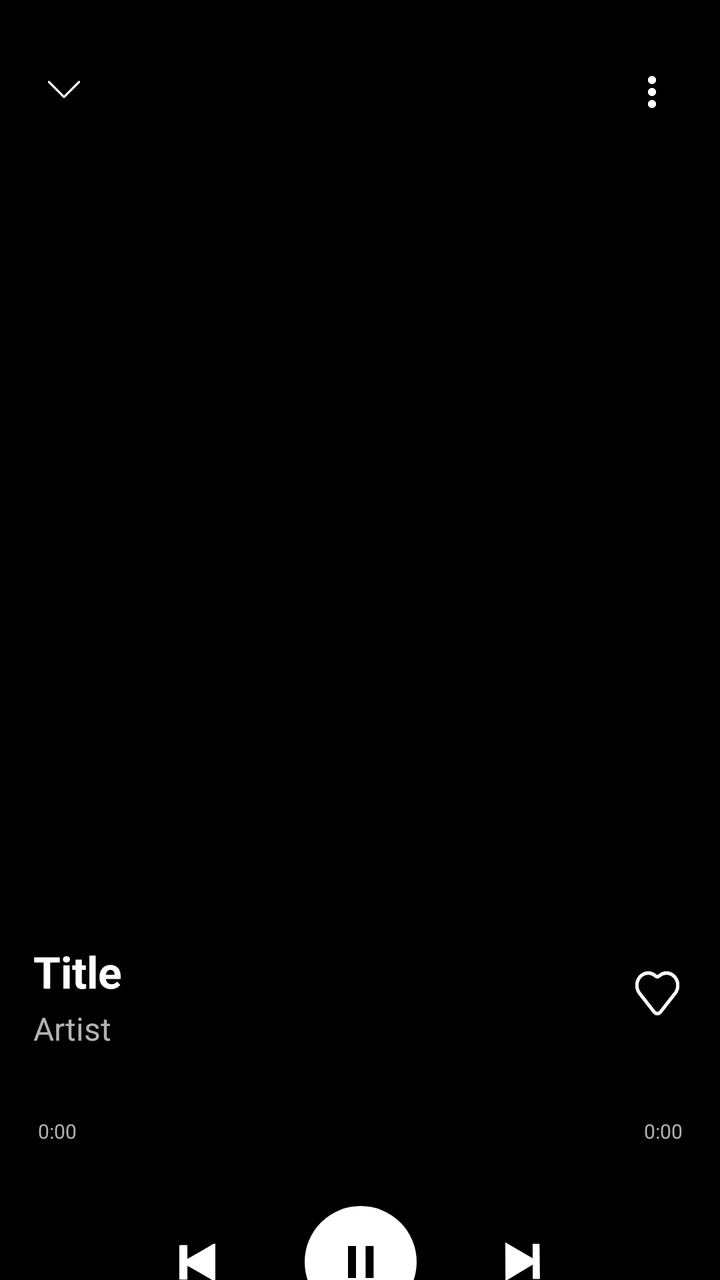
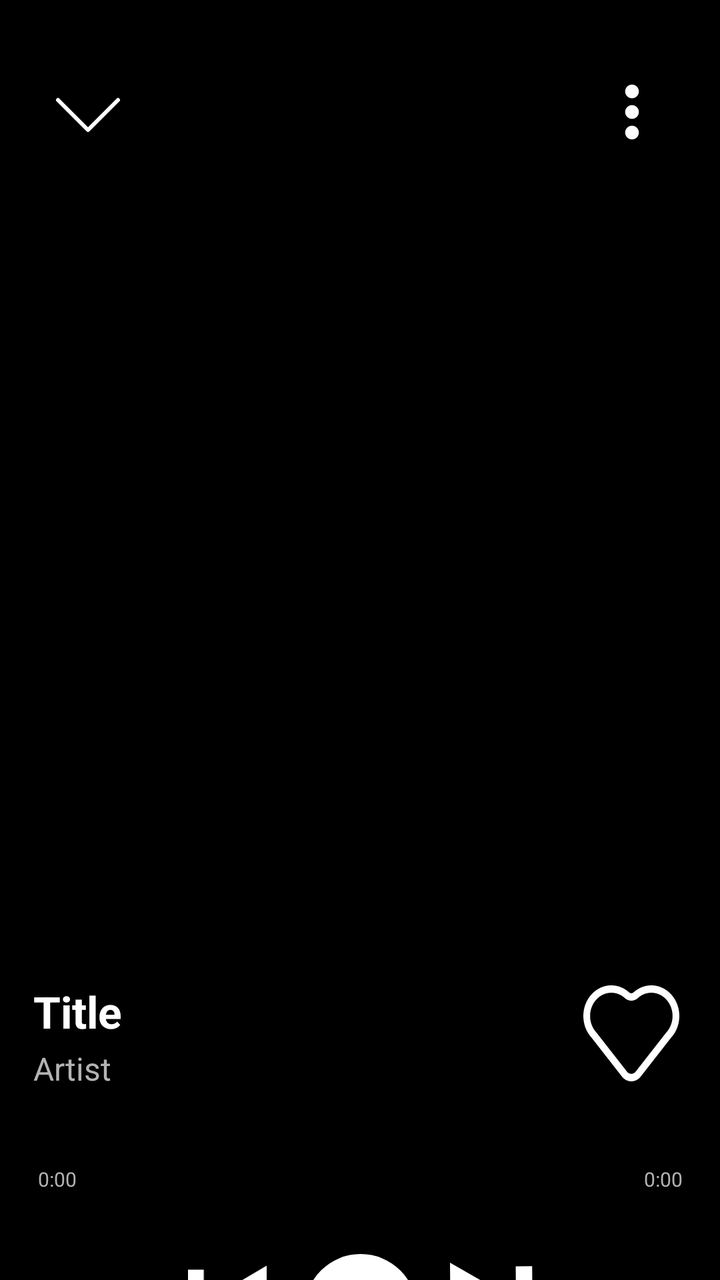

An Android layout rendered at two revisions. The XML below is the earlier revision; the diff shows what the commit changed to produce the second picture.
<!-- AndroidManifest.xml: application theme Theme.Purritify.Starting -->
<!-- res/layout/fragment_player.xml -->
<?xml version="1.0" encoding="utf-8"?>
<androidx.constraintlayout.widget.ConstraintLayout xmlns:android="http://schemas.android.com/apk/res/android"
    xmlns:app="http://schemas.android.com/apk/res-auto"
    xmlns:tools="http://schemas.android.com/tools"
    android:layout_width="match_parent"
    android:layout_height="match_parent"
    android:background="@color/black"
    android:paddingTop="32dp"
    android:paddingHorizontal="16dp">

    
    <androidx.constraintlayout.widget.ConstraintLayout
        android:id="@+id/buttonContainer"
        android:background="@android:color/transparent"
        android:layout_width="match_parent"
        android:layout_height="wrap_content"
        app:layout_constraintBaseline_toTopOf="parent"
        >

        
        <ImageButton
            android:id="@+id/closeButton"
            android:layout_width="24dp"
            android:layout_height="24dp"
            android:background="@drawable/caret"
            android:contentDescription="@string/close_player_screen"
            android:src="@drawable/caret"
            android:layout_margin="4dp"
            app:layout_constraintBaseline_toTopOf="parent"
            app:layout_constraintStart_toStartOf="parent" />

        
        <ImageButton
            android:id="@+id/moreButton"
            android:layout_width="28dp"
            android:layout_height="28dp"
            android:background="@drawable/more"
            android:contentDescription="@string/close_player_screen"
            android:src="@drawable/more"
            android:layout_margin="4dp"
            app:layout_constraintBaseline_toTopOf="parent"
            app:layout_constraintEnd_toEndOf="parent" />

    </androidx.constraintlayout.widget.ConstraintLayout>
    
    
    <ImageView
        android:id="@+id/songCover"
        android:layout_width="327dp"
        android:layout_height="327dp"
        android:contentDescription="@string/song_cover"
        app:layout_constraintStart_toStartOf="parent"
        app:layout_constraintTop_toBottomOf="@id/buttonContainer"
        app:layout_constraintEnd_toEndOf="parent"
        android:layout_marginTop="60dp" />

    
    <androidx.constraintlayout.widget.ConstraintLayout
        android:id="@+id/songDataContainer"
        android:layout_width="0dp"
        android:layout_height="51dp"
        app:layout_constraintStart_toStartOf="@id/songCover"
        app:layout_constraintEnd_toEndOf="@id/songCover"
        app:layout_constraintTop_toBottomOf="@id/songCover"
        android:layout_marginTop="24dp"
        >

        
        <TextView
            android:id="@+id/songTitle"
            android:layout_width="0dp"
            android:layout_height="wrap_content"
            android:text="@string/title"
            android:maxLines="1"
            android:textSize="22sp"
            android:textStyle="bold"
            android:textColor="@color/white"

            app:layout_constraintWidth_percent="0.8"
            app:layout_constraintStart_toStartOf="@id/songDataContainer"
            app:layout_constraintTop_toTopOf="@id/songDataContainer"
            />
        
        
        <TextView
            android:id="@+id/songArtist"
            android:layout_width="0dp"
            android:layout_height="wrap_content"
            android:text="@string/artist"
            android:maxLines="1"
            android:textSize="16sp"
            android:textColor="#B3B3B3"
            android:layout_marginTop="3dp"

            app:layout_constraintWidth_percent="0.8"
            app:layout_constraintStart_toStartOf="@id/songDataContainer"
            app:layout_constraintTop_toBottomOf="@id/songTitle"
            />

        
        <ImageButton
            android:id="@+id/heartButton"
            android:layout_width="22dp"
            android:layout_height="22dp"
            android:background="@drawable/heart"
            android:contentDescription="@string/close_player_screen"
            android:src="@drawable/heart"
            android:layout_margin="4dp"
            app:layout_constraintTop_toTopOf="parent"
            app:layout_constraintBottom_toBottomOf="parent"
            app:layout_constraintEnd_toEndOf="parent"
            />

    </androidx.constraintlayout.widget.ConstraintLayout>

    
    <androidx.constraintlayout.widget.ConstraintLayout
        android:id="@+id/durationBar"
        android:layout_width="0dp"
        android:layout_height="45dp"
        app:layout_constraintStart_toStartOf="@id/songCover"
        app:layout_constraintEnd_toEndOf="@id/songCover"
        app:layout_constraintTop_toBottomOf="@id/songDataContainer"
        android:layout_marginTop="12dp">

        <SeekBar
            android:id="@+id/songSeekBar"
            android:layout_width="0dp"
            android:layout_height="wrap_content"
            android:progressTint="@color/white"
            android:thumbTint="@color/white"
            android:progressBackgroundTint="@color/white"
            android:backgroundTint="@color/white"
            android:splitTrack="false"
            android:padding="0dp"

            app:layout_constraintEnd_toEndOf="parent"
            app:layout_constraintStart_toStartOf="parent"
            app:layout_constraintBottom_toBottomOf="parent"
            app:layout_constraintTop_toTopOf="parent"

            android:layout_marginStart="-10dp"
            android:layout_marginEnd="-10dp"/>

        <TextView
            android:id="@+id/songDurationAt"
            android:layout_width="wrap_content"
            android:layout_height="wrap_content"
            android:textSize="10sp"
            android:textColor="#B2B2B2"
            android:text="@string/_0_00"
            tools:ignore="SmallSp"

            app:layout_constraintTop_toBottomOf="@id/songSeekBar"
            app:layout_constraintStart_toStartOf="@id/songSeekBar"

            android:layout_marginTop="2dp"
            android:layout_marginStart="12dp"
            />

        <TextView
            android:id="@+id/songDurationTo"
            android:layout_width="wrap_content"
            android:layout_height="wrap_content"
            android:textSize="10sp"
            android:textColor="#B2B2B2"
            android:text="@string/_0_00"
            tools:ignore="SmallSp"

            app:layout_constraintTop_toBottomOf="@id/songSeekBar"
            app:layout_constraintEnd_toEndOf="@id/songSeekBar"

            android:layout_marginTop="2dp"
            android:layout_marginEnd="12dp" />

    </androidx.constraintlayout.widget.ConstraintLayout>

    
    <androidx.constraintlayout.widget.ConstraintLayout
        android:id="@+id/songController"
        android:layout_width="189dp"
        android:layout_height="56dp"
        app:layout_constraintTop_toBottomOf="@id/durationBar"
        app:layout_constraintStart_toStartOf="parent"
        app:layout_constraintEnd_toEndOf="parent"
        android:layout_marginTop="24dp">

        
        <ImageButton
            android:id="@+id/prevButton"
            android:layout_width="18dp"
            android:layout_height="20.35dp"
            android:background="@drawable/prev"
            android:contentDescription="@string/previous_song"
            android:src="@drawable/prev"
            android:layout_margin="4dp"
            app:layout_constraintTop_toTopOf="parent"
            app:layout_constraintBottom_toBottomOf="parent"
            app:layout_constraintStart_toStartOf="parent" />

        
        <FrameLayout
            android:id="@+id/pausePlayContainer"
            android:layout_width="56dp"
            android:layout_height="56dp"
            android:background="@drawable/circle"
            android:clickable="true"
            android:focusable="true"
            app:layout_constraintStart_toStartOf="parent"
            app:layout_constraintEnd_toEndOf="parent"
            app:layout_constraintBaseline_toBaselineOf="parent">

            
            <ImageView
                android:id="@+id/playIcon"
                android:layout_width="match_parent"
                android:layout_height="match_parent"
                android:contentDescription="@string/play_button"
                android:src="@drawable/play"
                android:scaleType="centerInside"
                android:visibility="gone"
                android:alpha="0.0"
                android:layout_marginStart="4dp"/>

            
            <ImageView
                android:id="@+id/pauseIcon"
                android:layout_width="match_parent"
                android:layout_height="match_parent"
                android:contentDescription="@string/pause_button"
                android:src="@drawable/pause"
                android:scaleType="centerInside"
                android:visibility="visible"
                android:alpha="1.0" />

        </FrameLayout>
        
        
        <ImageButton
            android:id="@+id/nextButton"
            android:layout_width="18dp"
            android:layout_height="20.35dp"
            android:background="@drawable/next"
            android:contentDescription="@string/next_song"
            android:src="@drawable/next"
            android:layout_margin="4dp"
            app:layout_constraintTop_toTopOf="parent"
            app:layout_constraintBottom_toBottomOf="parent"
            app:layout_constraintEnd_toEndOf="parent" />

    </androidx.constraintlayout.widget.ConstraintLayout>

</androidx.constraintlayout.widget.ConstraintLayout>
<!-- resources referenced by this layout -->
<resources>
  <color name="black">#FF000000</color>
  <color name="white">#FFFFFFFF</color>
  <!-- drawable caret (drawable) -->
  <vector xmlns:android="http://schemas.android.com/apk/res/android"
      android:width="24dp"
      android:height="24dp"
      android:viewportWidth="24"
      android:viewportHeight="24">
    <path
        android:strokeWidth="1"
        android:pathData="M19.5,9L12,16.5L4.5,9"
        android:strokeLineJoin="round"
        android:fillColor="#00000000"
        android:strokeColor="#ffffff"
        android:strokeLineCap="round"/>
  </vector>
  <!-- drawable circle (drawable) -->
  <vector xmlns:android="http://schemas.android.com/apk/res/android"
      android:width="56dp"
      android:height="56dp"
      android:viewportWidth="56"
      android:viewportHeight="56">
    <path
        android:pathData="M28,28m-28,0a28,28 0,1 1,56 0a28,28 0,1 1,-56 0"
        android:fillColor="#ffffff"/>
  </vector>
  <!-- drawable next (drawable) -->
  <vector xmlns:android="http://schemas.android.com/apk/res/android"
      android:width="19dp"
      android:height="21dp"
      android:viewportWidth="19"
      android:viewportHeight="21">
    <path
        android:pathData="M0.168,20.151L14.497,11.632L14.56,19.121L18.16,19.09L18.007,0.909L14.407,0.939L14.47,8.428L0,0.151L0.168,20.151Z"
        android:fillColor="#ffffff"/>
  </vector>
  <!-- drawable pause (drawable) -->
  <vector xmlns:android="http://schemas.android.com/apk/res/android"
      android:width="13dp"
      android:height="16dp"
      android:viewportWidth="13"
      android:viewportHeight="16">
    <path
        android:pathData="M0,0h4v16h-4z"
        android:fillColor="#000000"/>
    <path
        android:pathData="M8.8,0h4v16h-4z"
        android:fillColor="#000000"/>
  </vector>
  <!-- drawable play (drawable) -->
  <vector xmlns:android="http://schemas.android.com/apk/res/android"
      android:width="20dp"
      android:height="20dp"
      android:viewportWidth="20"
      android:viewportHeight="20">
    <path
        android:fillColor="#000000"
        android:pathData="M0,0 L0,20 L20,10 Z"/>
  </vector>
  <!-- drawable prev (drawable) -->
  <vector xmlns:android="http://schemas.android.com/apk/res/android"
      android:width="18dp"
      android:height="22dp"
      android:viewportWidth="18"
      android:viewportHeight="22">
    <path
        android:pathData="M18,0.825L3.6,9.37V1.75H0V20.25H3.6V12.63L18,21.175V0.825Z"
        android:fillColor="#ffffff"/>
  </vector>
  <string name="_0_00">0:00</string>
  <string name="artist">Artist</string>
  <string name="close_player_screen">Close player screen</string>
  <string name="next_song">Next song</string>
  <string name="pause_button">Pause button</string>
  <string name="play_button">Play button</string>
  <string name="previous_song">Previous Song</string>
  <string name="song_cover">Song cover</string>
  <string name="title">Title</string>
  <style name="Theme.Purritify.Starting" parent="Theme.SplashScreen">
          
          <item name="windowSplashScreenBackground">#121212</item>
          
          <item name="windowSplashScreenAnimatedIcon">@drawable/splash_screen_logo</item>
          
          <item name="postSplashScreenTheme">@style/Theme.Purritify</item>
      </style>
  <!-- drawable splash_screen_logo (drawable) -->
  <?xml version="1.0" encoding="utf-8"?>
  <layer-list xmlns:android="http://schemas.android.com/apk/res/android">
      <item
          android:width="@dimen/splash_screen_icon_size"
          android:height="@dimen/splash_screen_icon_size"
          android:drawable="@mipmap/ic_launcher"
          android:gravity="center" />
  </layer-list>
  <style name="Theme.Purritify" parent="Base.Theme.Purritify" />
  <dimen name="splash_screen_icon_size">112dp</dimen>
  <style name="Base.Theme.Purritify" parent="Theme.Material3.DayNight.NoActionBar">
          
          
      </style>
  <!-- unchanged entries left out for length: 2 -->
</resources>

<!-- the commit's change to res/layout/fragment_player.xml (unified diff, before → after) -->
@@ -11,38 +11,40 @@
     
     <androidx.constraintlayout.widget.ConstraintLayout
         android:id="@+id/buttonContainer"
-        android:background="@android:color/transparent"
         android:layout_width="match_parent"
         android:layout_height="wrap_content"
+        android:background="@android:color/transparent"
         app:layout_constraintBaseline_toTopOf="parent"
-        >
+        app:layout_constraintEnd_toEndOf="parent"
+        app:layout_constraintStart_toStartOf="parent"
+        app:layout_constraintTop_toTopOf="parent">
 
         
         <ImageButton
             android:id="@+id/closeButton"
-            android:layout_width="24dp"
-            android:layout_height="24dp"
-            android:background="@drawable/caret"
+            android:layout_width="48dp"
+            android:layout_height="48dp"
+            android:layout_margin="4dp"
+            android:backgroundTint="@android:color/transparent"
             android:contentDescription="@string/close_player_screen"
             android:src="@drawable/caret"
-            android:layout_margin="4dp"
             app:layout_constraintBaseline_toTopOf="parent"
             app:layout_constraintStart_toStartOf="parent" />
 
         
         <ImageButton
             android:id="@+id/moreButton"
-            android:layout_width="28dp"
-            android:layout_height="28dp"
-            android:background="@drawable/more"
+            android:layout_width="48dp"
+            android:layout_height="48dp"
+            android:layout_margin="4dp"
+            android:background="@android:color/transparent"
             android:contentDescription="@string/close_player_screen"
             android:src="@drawable/more"
-            android:layout_margin="4dp"
             app:layout_constraintBaseline_toTopOf="parent"
             app:layout_constraintEnd_toEndOf="parent" />
 
     </androidx.constraintlayout.widget.ConstraintLayout>
-    
+
     
     <ImageView
         android:id="@+id/songCover"
@@ -100,9 +102,9 @@
         
         <ImageButton
             android:id="@+id/heartButton"
-            android:layout_width="22dp"
-            android:layout_height="22dp"
-            android:background="@drawable/heart"
+            android:layout_width="48dp"
+            android:layout_height="48dp"
+            android:background="@android:color/transparent"
             android:contentDescription="@string/close_player_screen"
             android:src="@drawable/heart"
             android:layout_margin="4dp"
@@ -118,60 +120,60 @@
         android:id="@+id/durationBar"
         android:layout_width="0dp"
         android:layout_height="45dp"
+        app:layout_constraintEnd_toEndOf="@id/songCover"
         app:layout_constraintStart_toStartOf="@id/songCover"
-        app:layout_constraintEnd_toEndOf="@id/songCover"
-        app:layout_constraintTop_toBottomOf="@id/songDataContainer"
-        android:layout_marginTop="12dp">
+        app:layout_constraintTop_toBottomOf="@+id/songDataContainer"
+        android:layout_marginTop="@dimen/view_margin"
+        >
 
         <SeekBar
             android:id="@+id/songSeekBar"
             android:layout_width="0dp"
             android:layout_height="wrap_content"
+            android:layout_marginStart="-10dp"
+            android:layout_marginEnd="-10dp"
+            android:backgroundTint="@color/white"
+            android:padding="0dp"
+            android:progressBackgroundTint="@color/white"
             android:progressTint="@color/white"
+
+            android:splitTrack="false"
             android:thumbTint="@color/white"
-            android:progressBackgroundTint="@color/white"
-            android:backgroundTint="@color/white"
-            android:splitTrack="false"
-            android:padding="0dp"
-
+            app:layout_constraintBottom_toBottomOf="parent"
             app:layout_constraintEnd_toEndOf="parent"
+
             app:layout_constraintStart_toStartOf="parent"
-            app:layout_constraintBottom_toBottomOf="parent"
-            app:layout_constraintTop_toTopOf="parent"
-
-            android:layout_marginStart="-10dp"
-            android:layout_marginEnd="-10dp"/>
+            app:layout_constraintTop_toTopOf="parent" />
 
         <TextView
             android:id="@+id/songDurationAt"
             android:layout_width="wrap_content"
             android:layout_height="wrap_content"
+            android:layout_marginStart="12dp"
+            android:layout_marginTop="2dp"
+            android:text="@string/_0_00"
+            android:textColor="#B2B2B2"
+
             android:textSize="10sp"
-            android:textColor="#B2B2B2"
-            android:text="@string/_0_00"
-            tools:ignore="SmallSp"
+            app:layout_constraintStart_toStartOf="@id/songSeekBar"
 
             app:layout_constraintTop_toBottomOf="@id/songSeekBar"
-            app:layout_constraintStart_toStartOf="@id/songSeekBar"
-
-            android:layout_marginTop="2dp"
-            android:layout_marginStart="12dp"
-            />
+            tools:ignore="SmallSp" />
 
         <TextView
             android:id="@+id/songDurationTo"
             android:layout_width="wrap_content"
             android:layout_height="wrap_content"
+            android:layout_marginTop="2dp"
+            android:layout_marginEnd="12dp"
+            android:text="@string/_0_00"
+            android:textColor="#B2B2B2"
+
             android:textSize="10sp"
-            android:textColor="#B2B2B2"
-            android:text="@string/_0_00"
-            tools:ignore="SmallSp"
+            app:layout_constraintEnd_toEndOf="@id/songSeekBar"
 
             app:layout_constraintTop_toBottomOf="@id/songSeekBar"
-            app:layout_constraintEnd_toEndOf="@id/songSeekBar"
-
-            android:layout_marginTop="2dp"
-            android:layout_marginEnd="12dp" />
+            tools:ignore="SmallSp" />
 
     </androidx.constraintlayout.widget.ConstraintLayout>
 
@@ -188,9 +190,9 @@
         
         <ImageButton
             android:id="@+id/prevButton"
-            android:layout_width="18dp"
-            android:layout_height="20.35dp"
-            android:background="@drawable/prev"
+            android:layout_width="48dp"
+            android:layout_height="48dp"
+            android:background="@android:color/transparent"
             android:contentDescription="@string/previous_song"
             android:src="@drawable/prev"
             android:layout_margin="4dp"
@@ -238,9 +240,9 @@
         
         <ImageButton
             android:id="@+id/nextButton"
-            android:layout_width="18dp"
-            android:layout_height="20.35dp"
-            android:background="@drawable/next"
+            android:layout_width="48dp"
+            android:layout_height="48dp"
+            android:background="@android:color/transparent"
             android:contentDescription="@string/next_song"
             android:src="@drawable/next"
             android:layout_margin="4dp"
<!-- resource entries referenced after the edit -->
@@ -2,6 +2,7 @@
 <resources>
   <color name="black">#FF000000</color>
   <color name="white">#FFFFFFFF</color>
+  <dimen name="view_margin">16dp</dimen>
   <!-- drawable caret (drawable) -->
   <vector xmlns:android="http://schemas.android.com/apk/res/android"
       android:width="24dp"
